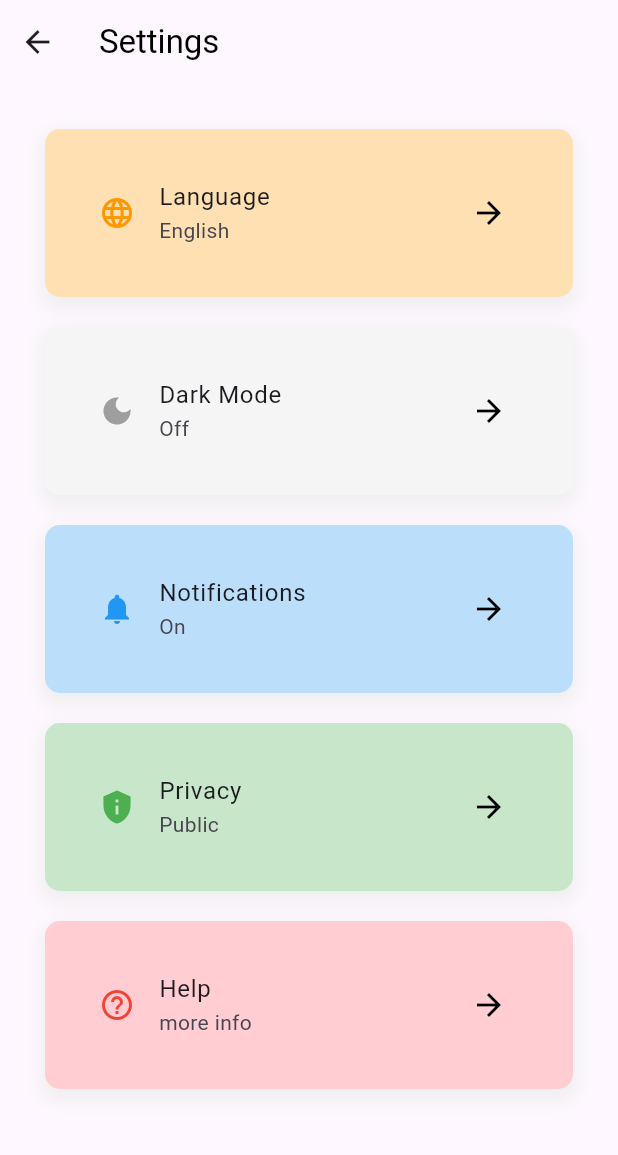
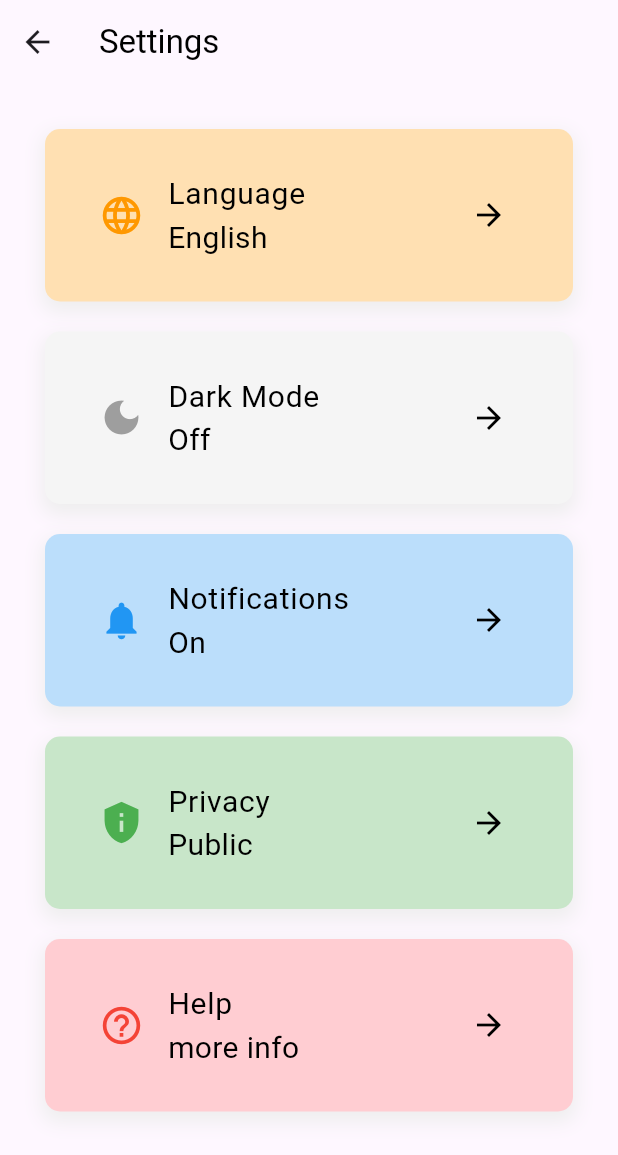
Before and after one commit to SheeThiga/flutter_application_1, a Flutter app: the SettingScreen screen opened by its route, on a phone screen of 412 x 824 dp. Shown: the top 1155 px of the screen. Run offline on Flutter 3.47's test engine with Material 3 defaults, Android fonts, the phone set to English and light mode, and no system bars; our stand-ins replace curved_navigation_bar, get, google_fonts.

Commit message:
chore: modified texts and icons

```diff
--- a/lib/views/screens/profile.dart
+++ b/lib/views/screens/profile.dart
@@ -18,7 +18,7 @@ class ProfileScreen extends StatelessWidget {
               backgroundImage: AssetImage('assets/images/profile.jpg'),
             ),
             const SizedBox(height: 20),
-            itemProfile('Name', 'Justus', Icons.person),
+            itemProfile('Name', 'Leo', Icons.person),
             const SizedBox(height: 10),
             itemProfile('Phone', '0114216034', Icons.phone),
             const SizedBox(height: 10),
@@ -52,7 +52,7 @@ class ProfileScreen extends StatelessWidget {
           borderRadius: BorderRadius.circular(10),
           boxShadow: [
             BoxShadow(
-                offset: Offset(0, 5),
+                offset: const Offset(0, 5),
                 color: primaryColor.withOpacity(.2),
                 spreadRadius: 2,
                 blurRadius: 10)
--- a/lib/views/widgets/setting_item.dart
+++ b/lib/views/widgets/setting_item.dart
@@ -38,9 +38,13 @@ class SettingItem extends StatelessWidget {
       child: ListTile(
         title: Text(
           title,
+          style: const TextStyle(color: appBlackColor, fontSize: 20),
         ),
-        subtitle: Text(value),
-        leading: Icon(icon, color: iconColor),
+        subtitle: Text(
+          value,
+          style: const TextStyle(color: appBlackColor, fontSize: 20),
+        ),
+        leading: Icon(icon, color: iconColor, size: 30),
         trailing: const Icon(Icons.arrow_forward, color: appBlackColor),
         tileColor: Colors.white,
         onTap: () {
```
